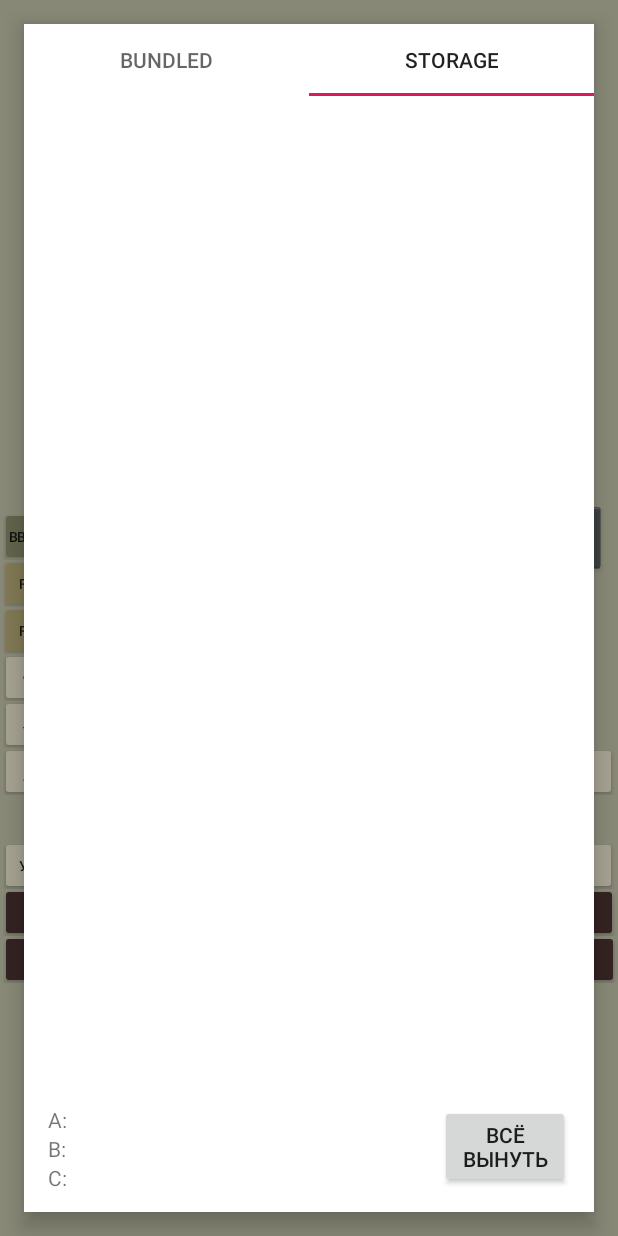
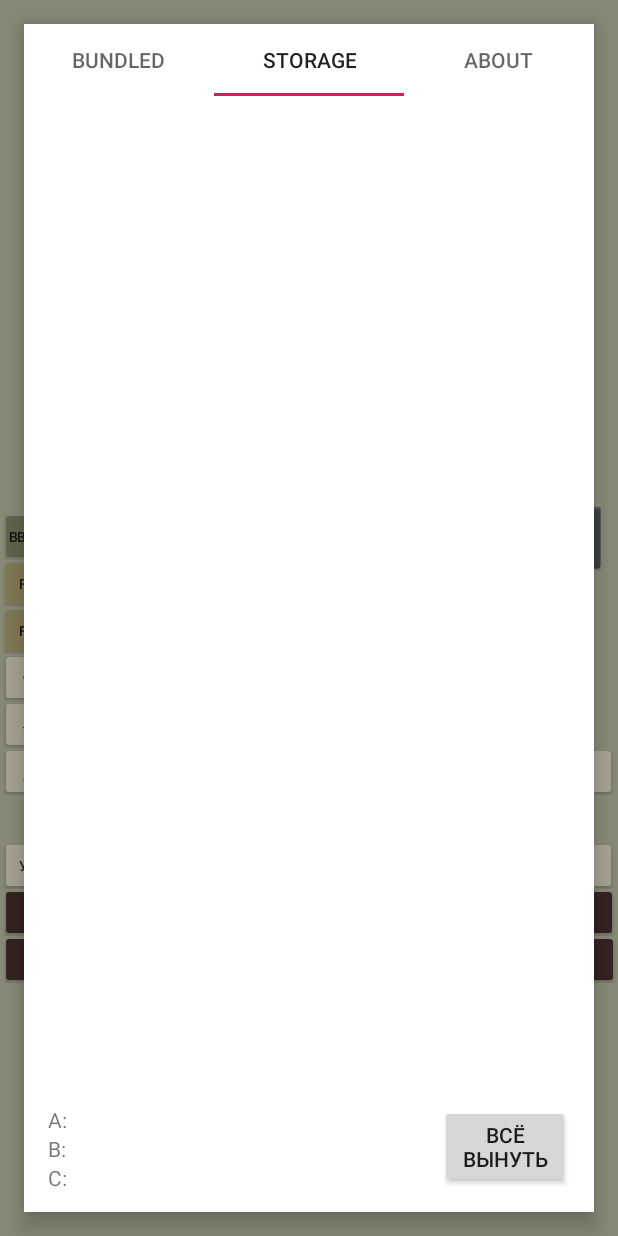
Before and after one commit to svofski/vector06sdl, an Android app: the screen it shows after launch (MainActivity), tab 2 chosen, on a phone screen of 412 x 824 dp. Run offline under Robolectric (Android 15) with nearby library versions, the phone set to English and light mode, and no system bars; pictures from the network do not load; 5 statements that could not run were skipped.

Commit message:
added a basic about page

```diff
--- a/android/app/src/main/java/com/svofski/v06x/uiextras/CommonPagerAdapter.java
+++ b/android/app/src/main/java/com/svofski/v06x/uiextras/CommonPagerAdapter.java
@@ -29,7 +29,7 @@ public class CommonPagerAdapter extends PagerAdapter {
 
     @Override
     public void destroyItem(@NonNull ViewGroup container, int position, @NonNull Object object) {
-        container.removeView((View) object);
+        //container.removeView((View) object);
     }
 
     @Override
--- a/android/app/src/main/java/com/svofski/v06x/uiextras/LoaderTabsFragment.java
+++ b/android/app/src/main/java/com/svofski/v06x/uiextras/LoaderTabsFragment.java
@@ -5,7 +5,6 @@ import android.content.BroadcastReceiver;
 import android.content.Context;
 import android.content.Intent;
 import android.content.IntentFilter;
-import android.net.Uri;
 import android.os.Bundle;
 import android.support.annotation.NonNull;
 import android.support.annotation.Nullable;
@@ -16,6 +15,7 @@ import android.util.Log;
 import android.view.LayoutInflater;
 import android.view.View;
 import android.view.ViewGroup;
+import android.webkit.WebView;
 import android.widget.Button;
 import android.widget.TextView;
 
@@ -79,6 +79,9 @@ public class LoaderTabsFragment extends Fragment {
         adapter.insertViewId(R.id.loader_page_two,
                 view.getResources().getString(R.string.loader_page_two),
                 LocalStorageLoaderModel.class);
+        adapter.insertViewId(R.id.loader_page_about,
+                view.getResources().getString(R.string.loader_page_about),
+                AboutModel.class);
         viewPager.setAdapter(adapter);
 
         TabLayout tabLayout = view.findViewById(R.id.loader_tablayout);
@@ -94,6 +97,9 @@ public class LoaderTabsFragment extends Fragment {
             restoreTextView(view, savedInstanceState, KEY_SLOT_B, R.id.slot_disk_b);
             restoreTextView(view, savedInstanceState, KEY_SLOT_E, R.id.slot_kvaz);
         }
+
+        WebView wv = view.findViewById(R.id.webview_about);
+        wv.loadUrl("file:///android_asset/about_en.html");
 
         return view;
     }
--- a/android/app/src/main/java/com/svofski/v06x/uiextras/loaders/LoaderUtil.java
+++ b/android/app/src/main/java/com/svofski/v06x/uiextras/loaders/LoaderUtil.java
@@ -26,7 +26,9 @@ public abstract class LoaderUtil {
         else if (ilo.endsWith(".edd")) {
             detail = c.getString(R.string.detail_kvaz);
         }
-        detail += " " + ksize + "K";
+        if (detail != null) {
+            detail += " " + ksize + "K";
+        }
         return detail;
     }
 }
--- a/android/app/src/main/res/layout/fragment_loader_tabs.xml
+++ b/android/app/src/main/res/layout/fragment_loader_tabs.xml
@@ -55,6 +55,17 @@
                 android:layout_marginBottom="16dp" />
         </LinearLayout>
 
+        <LinearLayout
+            android:layout_width="match_parent"
+            android:layout_height="match_parent"
+            android:orientation="vertical"
+            android:id="@+id/loader_page_about">
+            <WebView
+                android:id="@+id/webview_about"
+                android:layout_width="match_parent"
+                android:layout_height="match_parent" />
+        </LinearLayout>
+
     </android.support.v4.view.ViewPager>
 
     <LinearLayout
--- a/android/app/src/main/res/values/strings.xml
+++ b/android/app/src/main/res/values/strings.xml
@@ -6,11 +6,11 @@
     <string name="benchmark">Benchmark!</string>
     <string name="btn_show_keyboard">⌨</string>
     <string name="btn_show_files">💾</string>
+    <string name="btn_info_button">ℹ </string>
 
-    <!-- TODO: Remove or change this placeholder text -->
-    <string name="hello_blank_fragment">Hello blank fragment</string>
     <string name="loader_page_one">Bundled</string>
     <string name="loader_page_two">Storage</string>
+    <string name="loader_page_about">About</string>
     <string name="channel_name">Vector-06c Emulator</string>
     <string name="channel_description">Vector-06c notification channel</string>
     <string name="is_running_in_background"> \u0020is running in the background</string>
```
Also changed, not shown: android/app/src/main/java/com/svofski/v06x/uiextras/AboutModel.java (added, +11 -0 lines), 1 other file.
